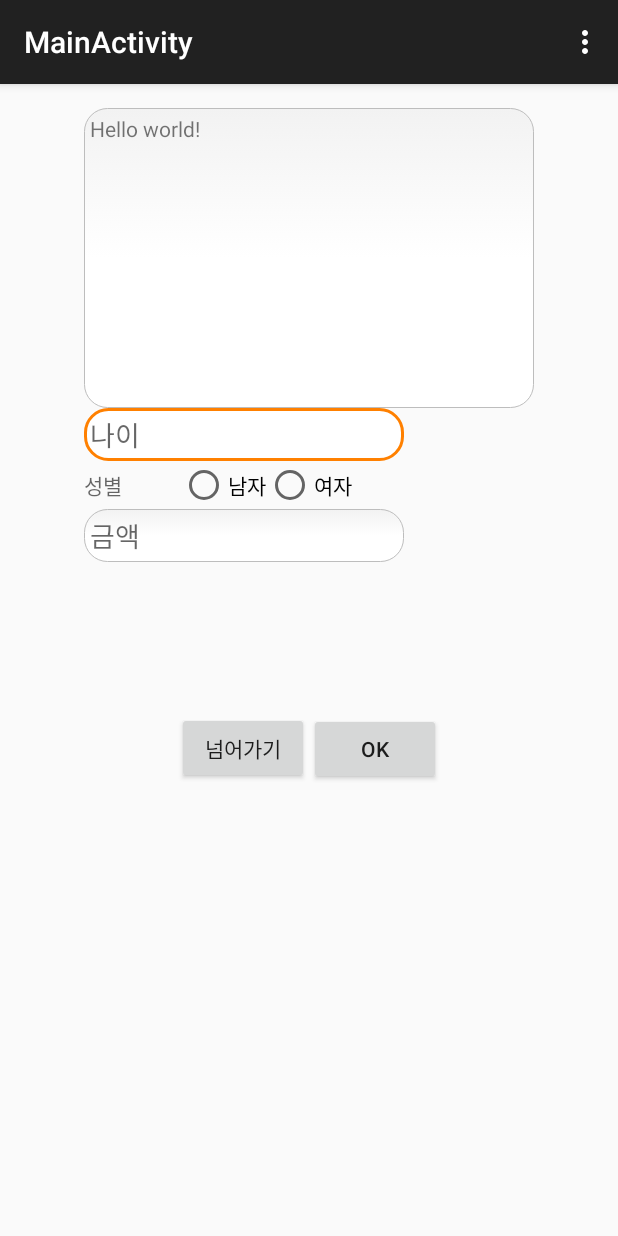
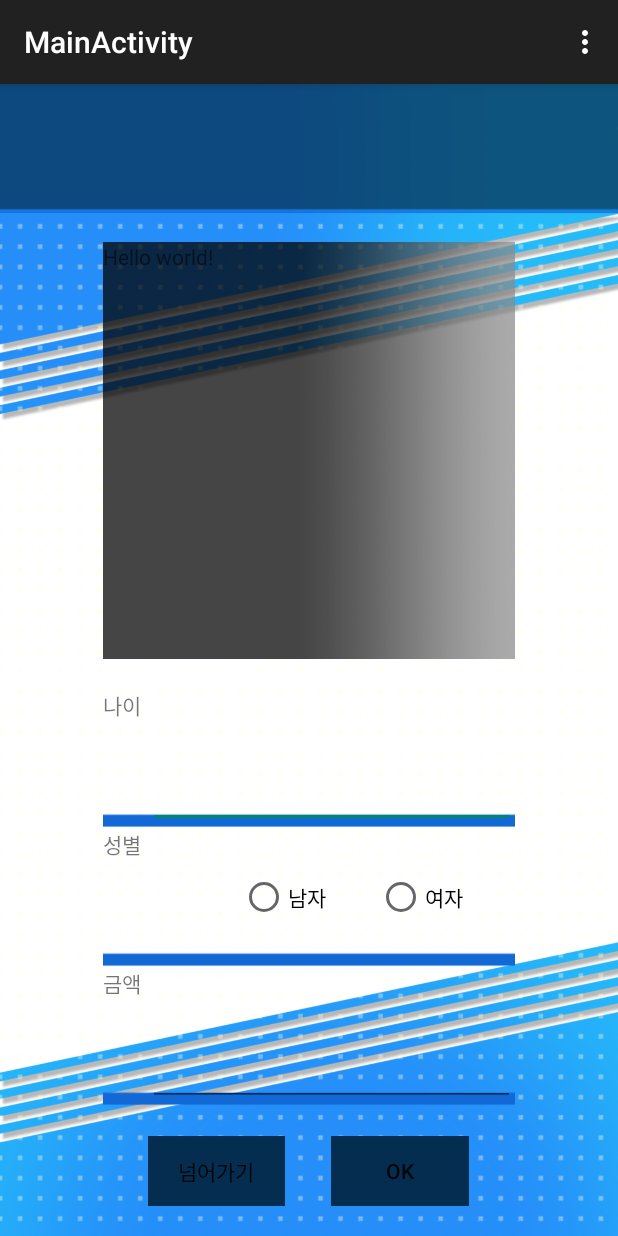
Before and after one commit to Sogong1/chachaproject, an Android app: the MainActivity screen opened directly, with no data from a screen before it, on a phone screen of 412 x 824 dp. Run offline under Robolectric (Android 15) with nearby library versions, the phone set to English and light mode, and no system bars.

Commit message:
adjust UI design

```diff
--- a/app/src/main/res/layout/activity_main.xml
+++ b/app/src/main/res/layout/activity_main.xml
@@ -1,91 +1,136 @@
-<RelativeLayout xmlns:android="http://schemas.android.com/apk/res/android"
-    xmlns:tools="http://schemas.android.com/tools" android:layout_width="match_parent"
-    android:layout_height="match_parent" android:paddingLeft="@dimen/activity_horizontal_margin"
-    android:paddingRight="@dimen/activity_horizontal_margin"
-    android:paddingTop="@dimen/activity_vertical_margin"
-    android:paddingBottom="@dimen/activity_vertical_margin"
-    android:gravity="center"
-    tools:context="com.example.baek.baekkimchi.MainActivity">
+<?xml version="1.0" encoding="utf-8"?>
+<LinearLayout
+    xmlns:android="http://schemas.android.com/apk/res/android"
+    android:orientation="vertical"
+    android:layout_width="match_parent"
+    android:layout_height="match_parent">
+    <LinearLayout
+        android:layout_width="fill_parent"
+        android:layout_height="0dp"
+        android:layout_weight="1"
+        android:background="@drawable/title_background"></LinearLayout>
+    <LinearLayout
+        android:layout_width="fill_parent"
+        android:layout_height="0dp"
+        android:layout_weight="8"
+        android:background="@drawable/background_normal">
+        <LinearLayout
+            android:layout_width="0dp"
+            android:layout_height="fill_parent"
+            android:layout_weight="1"></LinearLayout>
+        <LinearLayout
+            android:layout_width="0dp"
+            android:layout_height="fill_parent"
+            android:layout_weight="4"
+            android:orientation="vertical">
+            <TextView
+                android:text="@string/hello_world"
+                android:layout_width="fill_parent"
+                android:layout_height="0dp"
+                android:layout_marginTop="20dp"
+                android:layout_marginBottom="20dp"
+                android:layout_weight="3"
+                android:background="@drawable/explain_background"/>
+            <LinearLayout
+                android:layout_width="fill_parent"
+                android:layout_height="0dp"
+                android:layout_weight="1"
+                android:background="@drawable/text_background"
+                android:orientation="horizontal">
+                <TextView
+                    android:layout_width="0dp"
+                    android:layout_height="fill_parent"
+                    android:layout_weight="1"
+                    android:text="나이"/>
+                <EditText
+                    android:layout_width="0dp"
+                    android:layout_height="fill_parent"
+                    android:layout_weight="8"/>
+                </LinearLayout>
+            <LinearLayout
+                android:layout_width="fill_parent"
+                android:layout_height="0dp"
+                android:layout_weight="1"
+                android:background="@drawable/text_background"
+                android:orientation="horizontal">
+                <TextView
+                    android:layout_width="0dp"
+                    android:layout_height="fill_parent"
+                    android:layout_weight="1"
+                    android:text="성별" />
 
-    <LinearLayout
-        android:layout_width="wrap_content"
-        android:layout_height="match_parent"
-        android:orientation="vertical"
-        android:weightSum="1">
+                <RadioButton
+                    android:layout_width="0dp"
+                    android:layout_height="fill_parent"
+                    android:layout_weight="1"
+                    android:text="남자" />
 
-        <TextView android:text="@string/hello_world"
-            android:layout_width="300dp"
-            android:layout_height="200dp"
-            android:background="@drawable/border"/>
-
-        <EditText
-            android:layout_width="wrap_content"
-            android:layout_height="wrap_content"
-            android:background="@drawable/border"
-            android:ems="10"
-            android:hint="나이" />
-
-        <LinearLayout
-            android:layout_width="match_parent"
-            android:layout_height="wrap_content"
-            android:orientation="horizontal">
-
-            <TextView
-                android:layout_width="wrap_content"
-                android:layout_height="wrap_content"
-                android:ems="4"
-                android:layout_gravity="center_vertical"
-                android:hint="성별" />
-
-            <RadioButton
-                android:layout_width="wrap_content"
-                android:layout_height="wrap_content"
-                android:text="남자"
-                android:layout_gravity="center_horizontal" />
-
-            <RadioButton
-                android:layout_width="wrap_content"
-                android:layout_height="wrap_content"
-                android:text="여자"
-                android:layout_gravity="center_horizontal" />
+                <RadioButton
+                    android:layout_width="0dp"
+                    android:layout_height="fill_parent"
+                    android:layout_weight="1"
+                    android:text="여자" />
 
             </LinearLayout>
+            <LinearLayout
+                android:layout_width="fill_parent"
+                android:layout_height="0dp"
+                android:layout_weight="1"
+                android:background="@drawable/text_background"
+                android:orientation="horizontal">
+                <TextView
+                    android:layout_width="0dp"
+                    android:layout_height="fill_parent"
+                    android:layout_weight="1"
+                    android:text="금액"/>
+                <EditText
+                    android:layout_width="0dp"
+                    android:layout_height="fill_parent"
+                    android:layout_weight="8"/>
+            </LinearLayout>
+            <LinearLayout
+                android:layout_width="fill_parent"
+                android:layout_height="0dp"
+                android:layout_weight=".5"
+                android:layout_marginTop="20dp"
+                android:layout_marginBottom="20dp"
+                android:orientation="horizontal"
+                android:gravity="center_horizontal">
+                <TextView
+                    android:layout_width="0dp"
+                    android:layout_height="fill_parent"
+                    android:layout_weight="1"/>
 
-
-        <EditText
-            android:layout_width="wrap_content"
-            android:layout_height="wrap_content"
-            android:background="@drawable/border"
-            android:ems="10"
-            android:hint="금액" />
-
-        <LinearLayout
-            android:layout_width="match_parent"
-            android:layout_height="wrap_content"
-            android:orientation="horizontal"
-            android:layout_marginTop="100dp"
-            android:gravity="center_horizontal">
-
-            <Button
-                android:id="@+id/btn_skip"
-                android:layout_width="wrap_content"
-                android:layout_height="wrap_content"
-                android:text="넘어가기"/>
-
-            <Button
-                android:id="@+id/btn_ok"
-                android:layout_width="wrap_content"
-                android:layout_height="wrap_content"
-                android:text="OK"/>
-
+                <Button
+                    android:id="@+id/btn_skip"
+                    android:layout_width="0dp"
+                    android:layout_height="fill_parent"
+                    android:background="@drawable/button"
+                    android:layout_weight="3"
+                    android:text="넘어가기"/>
+                <TextView
+                    android:layout_width="0dp"
+                    android:layout_height="fill_parent"
+                    android:layout_weight="1"/>
+                <Button
+                    android:id="@+id/btn_ok"
+                    android:layout_width="0dp"
+                    android:layout_height="fill_parent"
+                    android:background="@drawable/button"
+                    android:layout_weight="3"
+                    android:text="OK"/>
+                <TextView
+                    android:layout_width="0dp"
+                    android:layout_height="fill_parent"
+                    android:layout_weight="1"/>
 
             </LinearLayout>
-
-
-
-
+        </LinearLayout>
+        <LinearLayout
+            android:layout_width="0dp"
+            android:layout_height="fill_parent"
+            android:layout_weight="1"></LinearLayout>
     </LinearLayout>
 
 
-
-</RelativeLayout>
+</LinearLayout>
```
Also changed, not shown: app/src/main/res/layout/activity_estimate.xml (added, +34 -0 lines), app/src/main/res/layout/activity_list.xml (+67 -36 lines), app/src/main/res/layout/item_card.xml (+22 -0 lines), app/src/main/res/drawable/background_normal.png (added), app/src/main/res/drawable/button.png (added), app/src/main/res/drawable/explain_background.png (added), app/src/main/res/drawable/horizontal_bar.png (added), app/src/main/res/drawable/list_first.png (added), app/src/main/res/drawable/list_other.png (added), app/src/main/res/drawable/text_background.png (added), app/src/main/res/drawable/title_background.png (added), app/src/main/res/drawable/title_unselect_background.png (added), 3 other files.
